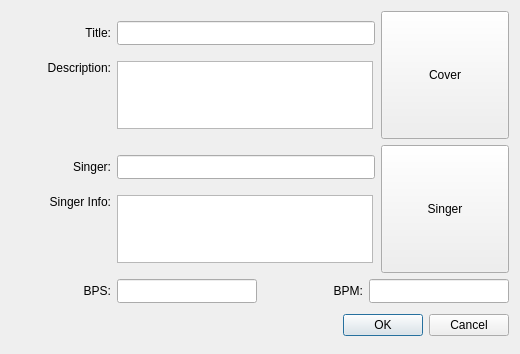
This is src/Editor/qprojectconfigdialog.ui in congpp/TABEx as Qt 5 draws it before an edit. The edited form follows.
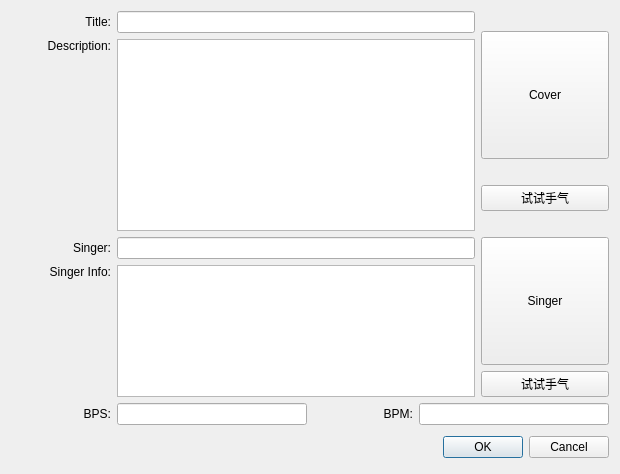
This is the edited form. Custom widgets are drawn as their Qt base class.

What changed in the file:
```diff
--- a/src/Editor/qprojectconfigdialog.ui
+++ b/src/Editor/qprojectconfigdialog.ui
@@ -6,14 +6,14 @@
    <rect>
     <x>0</x>
     <y>0</y>
-    <width>520</width>
-    <height>354</height>
+    <width>620</width>
+    <height>408</height>
    </rect>
   </property>
   <property name="windowTitle">
    <string>Project Config</string>
   </property>
-  <layout class="QVBoxLayout" name="verticalLayout_3">
+  <layout class="QVBoxLayout" name="verticalLayout_5">
    <item>
     <layout class="QHBoxLayout" name="horizontalLayout_6">
      <item>
@@ -91,8 +91,8 @@
            </property>
            <property name="maximumSize">
             <size>
-             <width>100</width>
-             <height>68</height>
+             <width>9999</width>
+             <height>9999</height>
             </size>
            </property>
            <property name="text">
@@ -109,7 +109,7 @@
          <item>
           <widget class="QPlainTextEdit" name="textEditDesc">
            <property name="sizePolicy">
-            <sizepolicy hsizetype="Fixed" vsizetype="Fixed">
+            <sizepolicy hsizetype="Expanding" vsizetype="Fixed">
              <horstretch>1</horstretch>
              <verstretch>0</verstretch>
             </sizepolicy>
@@ -123,7 +123,7 @@
            <property name="maximumSize">
             <size>
              <width>16777215</width>
-             <height>68</height>
+             <height>16777215</height>
             </size>
            </property>
           </widget>
@@ -132,6 +132,8 @@
        </item>
       </layout>
      </item>
+     <item>
+      <layout class="QVBoxLayout" name="verticalLayout_3">
      <item>
       <widget class="QImageButton" name="btnCoverImg">
        <property name="sizePolicy">
@@ -157,6 +159,15 @@
        </property>
       </widget>
      </item>
+       <item>
+        <widget class="QPushButton" name="pushButtonSearchCover">
+         <property name="text">
+          <string>试试手气</string>
+         </property>
+        </widget>
+       </item>
+      </layout>
+     </item>
     </layout>
    </item>
    <item>
@@ -229,8 +240,8 @@
            </property>
            <property name="maximumSize">
             <size>
-             <width>100</width>
-             <height>68</height>
+             <width>10000</width>
+             <height>10000</height>
             </size>
            </property>
            <property name="text">
@@ -247,7 +258,7 @@
          <item>
           <widget class="QPlainTextEdit" name="textEditSingerInfo">
            <property name="sizePolicy">
-            <sizepolicy hsizetype="Fixed" vsizetype="Fixed">
+            <sizepolicy hsizetype="Expanding" vsizetype="Expanding">
              <horstretch>1</horstretch>
              <verstretch>0</verstretch>
             </sizepolicy>
@@ -261,7 +272,7 @@
            <property name="maximumSize">
             <size>
              <width>16777215</width>
-             <height>68</height>
+             <height>16777215</height>
             </size>
            </property>
           </widget>
@@ -270,6 +281,8 @@
        </item>
       </layout>
      </item>
+     <item>
+      <layout class="QVBoxLayout" name="verticalLayout_4">
      <item>
       <widget class="QImageButton" name="btnSingerImg">
        <property name="sizePolicy">
@@ -294,6 +307,15 @@
         <string>Singer</string>
        </property>
       </widget>
+       </item>
+       <item>
+        <widget class="QPushButton" name="pushButtonSearchSinger">
+         <property name="text">
+          <string>试试手气</string>
+         </property>
+        </widget>
+       </item>
+      </layout>
      </item>
     </layout>
    </item>
```
Lines whose indentation alone changed are shown as unchanged.
